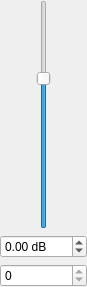
Qt form src/plugins/lmp/plugins/fradj/eqbandwidget.ui (0xd34df00d/leechcraft) before a commit.
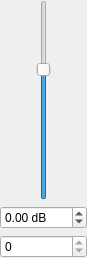
The same form after that commit.

Commit message: [LMP FA] EqBandWidget::valueChanged().

What changed in the file:
```diff
--- a/src/plugins/lmp/plugins/fradj/eqbandwidget.ui
+++ b/src/plugins/lmp/plugins/fradj/eqbandwidget.ui
@@ -7,7 +7,7 @@
     <x>0</x>
     <y>0</y>
     <width>87</width>
-    <height>287</height>
+    <height>256</height>
    </rect>
   </property>
   <property name="windowTitle">
@@ -34,6 +34,12 @@
      </item>
      <item>
       <widget class="QSlider" name="GainSlider_">
+       <property name="minimumSize">
+        <size>
+         <width>0</width>
+         <height>200</height>
+        </size>
+       </property>
        <property name="minimum">
         <number>-24</number>
        </property>
```
The commit also changes 2 other files.
